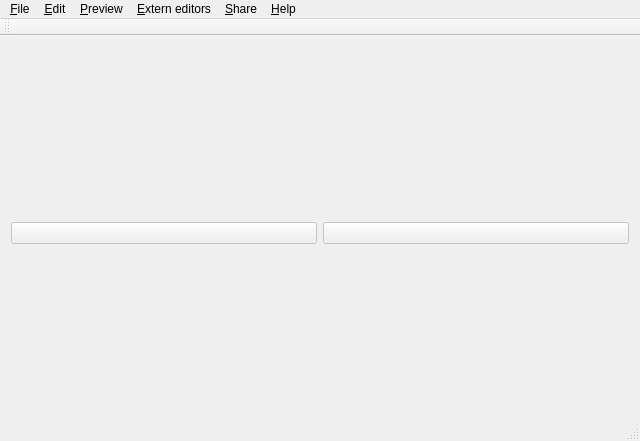
Before: the Qt Designer form qimageviewer.ui in abodnyaUA/qimageviewer, drawn with Qt 5.
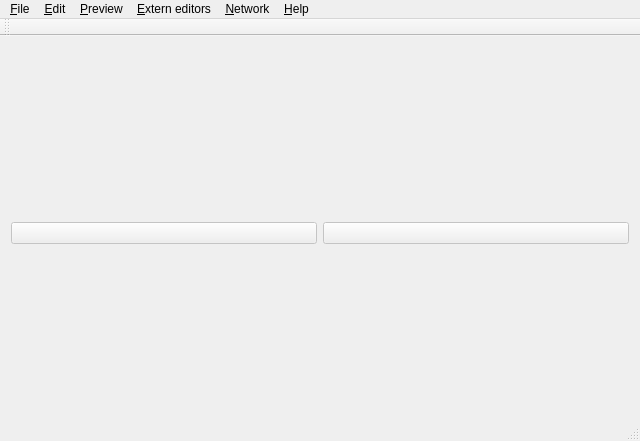
After: the same form once the commit is applied. Icons and pictures are not drawn.

```diff
--- a/qimageviewer.ui
+++ b/qimageviewer.ui
@@ -162,7 +162,7 @@
    </widget>
    <widget class="QMenu" name="menuShare">
     <property name="title">
-     <string>&amp;Share</string>
+     <string>&amp;Network</string>
     </property>
     <addaction name="shareImageShackAction"/>
     <addaction name="shareImageShackListAction"/>
```
Left out of the diff: 41 changed lines with no effect on the pictures.
